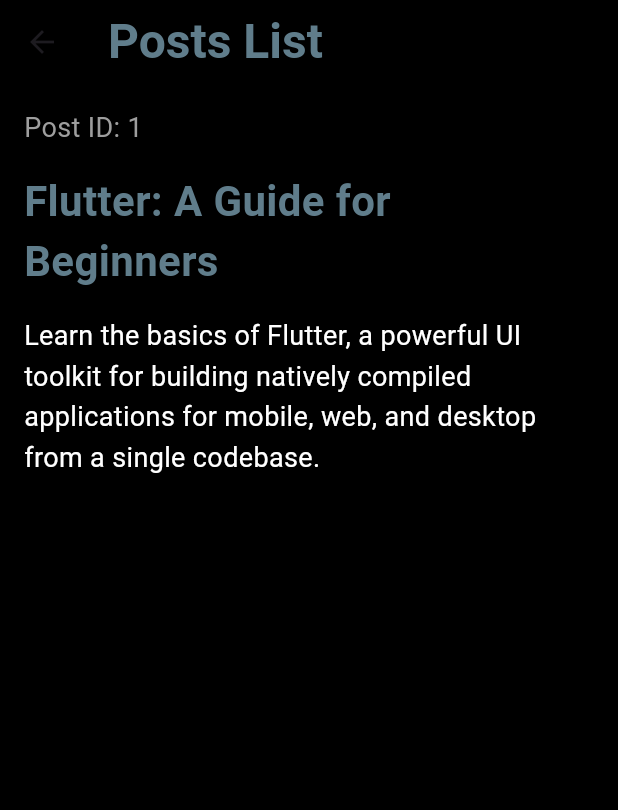
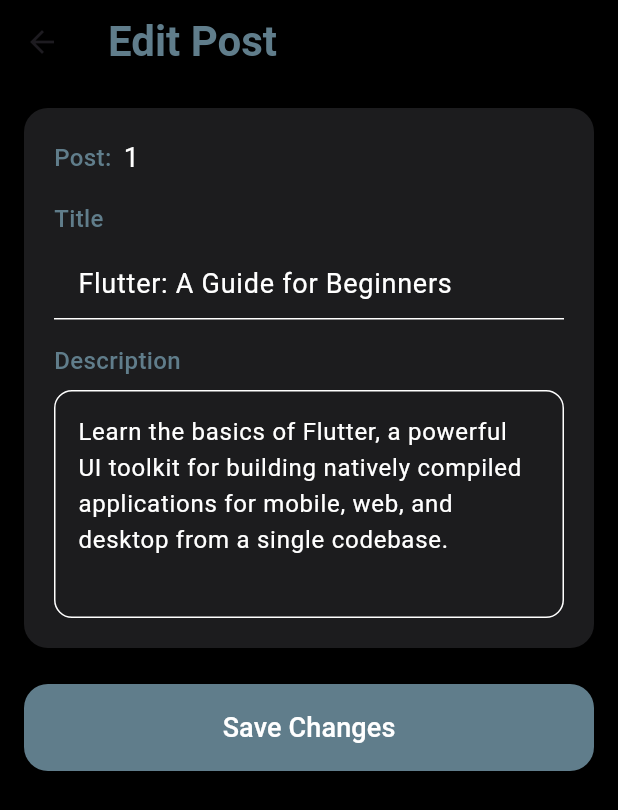
Before and after one commit to Mazene-ZERGUINE/FLUTTER_CC1, a Flutter app: the screen it shows after launch, after a tap on "Flutter: A Guide for Beginners", on a phone screen of 412 x 824 dp. Shown: the top 810 px of the screen. Run offline on Flutter 3.47's test engine with Material 3 defaults, Android fonts, the phone set to English and light mode, and no system bars; our stand-ins replace bloc, flutter_bloc.

Commit message:
adding form in posts details screen

```diff
--- a/lib/ui/screens/post_details_screen.dart
+++ b/lib/ui/screens/post_details_screen.dart
@@ -1,55 +1,163 @@
 import 'package:flutter/material.dart';
 import 'package:flutter_cc1/models/post.model.dart';
 
-class PostDetailsScreen extends StatelessWidget {
+class PostDetailsScreen extends StatefulWidget {
   final int postId;
   final PostModel post;
 
   const PostDetailsScreen({super.key, required this.postId, required this.post});
 
   @override
+  State<PostDetailsScreen> createState() => _PostDetailsScreenState();
+}
+
+class _PostDetailsScreenState extends State<PostDetailsScreen> {
+  late TextEditingController _titleController;
+  late TextEditingController _descriptionController;
+
+  @override
+  void initState() {
+    super.initState();
+    _titleController = TextEditingController(text: widget.post.title);
+    _descriptionController = TextEditingController(text: widget.post.description);
+  }
+
+  @override
+  void dispose() {
+    _titleController.dispose();
+    _descriptionController.dispose();
+    super.dispose();
+  }
+
+
+  @override
   Widget build(BuildContext context) {
     return Scaffold(
+      backgroundColor: Colors.black,
       appBar: AppBar(
         title: const Text(
-          'Posts List',
+          'Edit Post',
           style: TextStyle(
             color: Colors.blueGrey,
-            fontSize: 32,
+            fontSize: 28,
             fontWeight: FontWeight.w600,
           ),
         ),
         backgroundColor: Colors.black,
+        elevation: 0,
       ),
-      backgroundColor: Colors.black,
-      body: Padding(
-        padding: const EdgeInsets.all(16.0),
+      body: SingleChildScrollView(
+        padding: const EdgeInsets.all(16),
         child: Column(
           crossAxisAlignment: CrossAxisAlignment.start,
           children: [
+            Card(
+              color: const Color(0xFF1C1C1E),
+              margin: EdgeInsets.zero,
+              shape: RoundedRectangleBorder(
+                borderRadius: BorderRadius.circular(16),
+              ),
+              elevation: 4,
+              shadowColor: Colors.black54,
+              child: Padding(
+                padding: const EdgeInsets.symmetric(
+                  vertical: 20,
+                  horizontal: 20,
+                ),
+                child: Column(
+                  crossAxisAlignment: CrossAxisAlignment.start,
+                  children: [
+                    Row(
+                      children: [
+                        const Text(
+                          'Post:',
+                          style: TextStyle(
+                            color: Colors.blueGrey,
+                            fontSize: 16,
+                            fontWeight: FontWeight.w500,
+                          ),
+                        ),
+                        const SizedBox(width: 8), // Added spacing
                         Text(
-              'Post ID: $postId',
+                          '${widget.postId}',
                           style: const TextStyle(
-                color: Colors.grey,
+                            color: Colors.white,
                             fontSize: 18,
                           ),
                         ),
+                      ],
+                    ),
                     const SizedBox(height: 16),
-            Text(
-              post.title,
-              style: const TextStyle(
+                    const Text(
+                      'Title',
+                      style: TextStyle(
                         color: Colors.blueGrey,
-                fontSize: 28,
-                fontWeight: FontWeight.bold,
+                        fontSize: 16,
+                        fontWeight: FontWeight.w500,
+                      ),
+                    ),
+                    const SizedBox(height: 8),
+                    TextFormField(
+                      controller: _titleController,
+                      style: const TextStyle(color: Colors.white, fontSize: 18),
+                      decoration: const InputDecoration(
+                        filled: true,
+                        fillColor: Colors.transparent,
+                        enabledBorder: UnderlineInputBorder(
+                          borderSide: BorderSide(color: Colors.white),
+                        ),
+                        focusedBorder: UnderlineInputBorder(
+                          borderSide: BorderSide(color: Colors.blueGrey),
+                        ),
                       ),
                     ),
                     const SizedBox(height: 16),
-            Text(
-              post.description,
-              style: const TextStyle(
-                color: Colors.white,
-                fontSize: 18,
-                height: 1.5,
+                    const Text(
+                      'Description',
+                      style: TextStyle(
+                        color: Colors.blueGrey,
+                        fontSize: 16,
+                        fontWeight: FontWeight.w500,
+                      ),
+                    ),
+                    const SizedBox(height: 8),
+                    TextFormField(
+                      controller: _descriptionController,
+                      maxLines: 5,
+                      style: const TextStyle(color: Colors.white, fontSize: 16),
+                      decoration: InputDecoration(
+                        filled: true,
+                        fillColor: Colors.transparent,
+                        enabledBorder: OutlineInputBorder(
+                          borderSide: const BorderSide(color: Colors.white),
+                          borderRadius: BorderRadius.circular(12),
+                        ),
+                        focusedBorder: OutlineInputBorder(
+                          borderSide: const BorderSide(color: Colors.blueGrey),
+                          borderRadius: BorderRadius.circular(12),
+                        ),
+                      ),
+                    ),
+                  ],
+                ),
+              ),
+            ),
+            const SizedBox(height: 24),
+            SizedBox(
+              width: double.infinity,
+              child: ElevatedButton(
+                onPressed: () {},
+                style: ElevatedButton.styleFrom(
+                  backgroundColor: Colors.blueGrey,
+                  shape: RoundedRectangleBorder(
+                    borderRadius: BorderRadius.circular(16),
+                  ),
+                  padding: const EdgeInsets.symmetric(vertical: 16),
+                ),
+                child: const Text(
+                  'Save Changes',
+                  style: TextStyle(fontSize: 18, color: Colors.white),
+                ),
               ),
             ),
           ],
```
Lines whose indentation alone changed are shown as unchanged.
